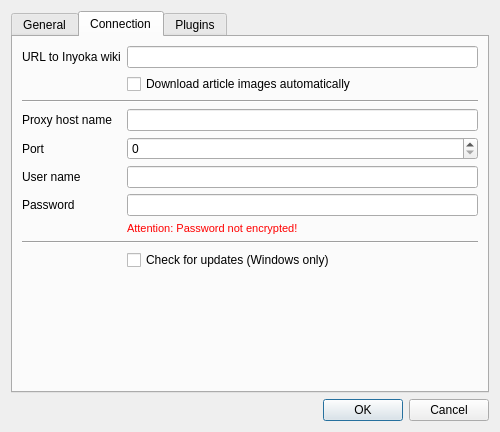
Above: application/CSettingsDialog.ui from inyokaproject/inyokaedit before the change. Below: the same form after it.
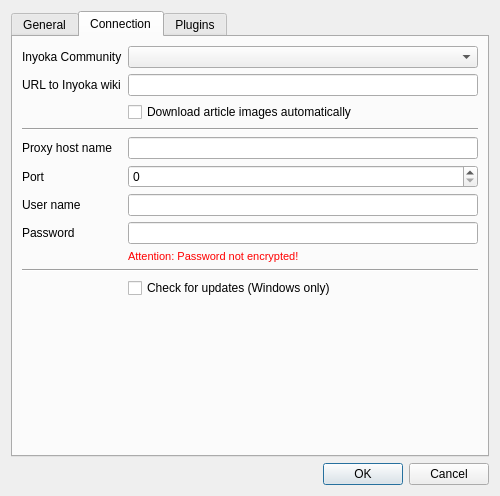
That is the form after the change. The open tabs and pages were chosen to show the change. Icons and pictures are not drawn.

Commit message: Separated Inyoka community specific files.

```diff
--- a/application/CSettingsDialog.ui
+++ b/application/CSettingsDialog.ui
@@ -7,7 +7,7 @@
     <x>0</x>
     <y>0</y>
     <width>500</width>
-    <height>432</height>
+    <height>496</height>
    </rect>
   </property>
   <property name="windowTitle">
@@ -182,99 +182,109 @@
        <property name="fieldGrowthPolicy">
         <enum>QFormLayout::AllNonFixedFieldsGrow</enum>
        </property>
-       <item row="0" column="0">
+       <item row="1" column="0">
         <widget class="QLabel" name="inyokaUrlLabel">
          <property name="text">
           <string>URL to Inyoka wiki</string>
          </property>
         </widget>
        </item>
-       <item row="0" column="1">
+       <item row="1" column="1">
         <widget class="QLineEdit" name="inyokaUrlEdit"/>
        </item>
-       <item row="1" column="1">
+       <item row="2" column="1">
         <widget class="QCheckBox" name="articleImageDownloadCheck">
          <property name="text">
           <string>Download article images automatically</string>
          </property>
         </widget>
        </item>
-       <item row="2" column="0" colspan="2">
+       <item row="3" column="0" colspan="2">
         <widget class="Line" name="line">
          <property name="orientation">
           <enum>Qt::Horizontal</enum>
          </property>
         </widget>
        </item>
-       <item row="3" column="0">
+       <item row="4" column="0">
         <widget class="QLabel" name="proxyHostNameLabel">
          <property name="text">
           <string>Proxy host name</string>
          </property>
         </widget>
        </item>
-       <item row="3" column="1">
+       <item row="4" column="1">
         <widget class="QLineEdit" name="proxyHostNameEdit"/>
        </item>
-       <item row="4" column="0">
+       <item row="5" column="0">
         <widget class="QLabel" name="proxyPortLabel">
          <property name="text">
           <string>Port</string>
          </property>
         </widget>
        </item>
-       <item row="4" column="1">
+       <item row="5" column="1">
         <widget class="QSpinBox" name="proxyPortSpinBox">
          <property name="maximum">
           <number>99999</number>
          </property>
         </widget>
        </item>
-       <item row="5" column="0">
+       <item row="6" column="0">
         <widget class="QLabel" name="proxyUserNameLabel">
          <property name="text">
           <string>User name</string>
          </property>
         </widget>
        </item>
-       <item row="5" column="1">
+       <item row="6" column="1">
         <widget class="QLineEdit" name="proxyUserNameEdit"/>
        </item>
-       <item row="6" column="0">
+       <item row="7" column="0">
         <widget class="QLabel" name="proxyPasswordLabel">
          <property name="text">
           <string>Password</string>
          </property>
         </widget>
        </item>
-       <item row="6" column="1">
+       <item row="7" column="1">
         <widget class="QLineEdit" name="proxyPasswordEdit">
          <property name="echoMode">
           <enum>QLineEdit::Normal</enum>
          </property>
         </widget>
        </item>
-       <item row="7" column="1">
+       <item row="8" column="1">
         <widget class="QLabel" name="proxyPasswordHintLabel">
          <property name="text">
           <string>&lt;html&gt;&lt;head/&gt;&lt;body&gt;&lt;p&gt;&lt;span style=&quot; font-size:8pt; color:#ff0000;&quot;&gt;Attention: Password not encrypted!&lt;/span&gt;&lt;/p&gt;&lt;/body&gt;&lt;/html&gt;</string>
          </property>
         </widget>
        </item>
-       <item row="8" column="0" colspan="2">
+       <item row="9" column="0" colspan="2">
         <widget class="Line" name="line3">
          <property name="orientation">
           <enum>Qt::Horizontal</enum>
          </property>
         </widget>
        </item>
-       <item row="9" column="1">
+       <item row="10" column="1">
         <widget class="QCheckBox" name="WindowsUpdateCheck">
          <property name="text">
           <string>Check for updates (Windows only)</string>
          </property>
         </widget>
        </item>
+       <item row="0" column="0">
+        <widget class="QLabel" name="inyokaCommunityLabel">
+         <property name="text">
+          <string>Inyoka Community</string>
+         </property>
+        </widget>
+       </item>
+       <item row="0" column="1">
+        <widget class="QComboBox" name="CommunityCombo"/>
+       </item>
       </layout>
      </widget>
      <widget class="QWidget" name="pluginsTab">
```
Left out of the diff: 4 changed lines with no effect on the pictures. The commit also changes 199 other files.
